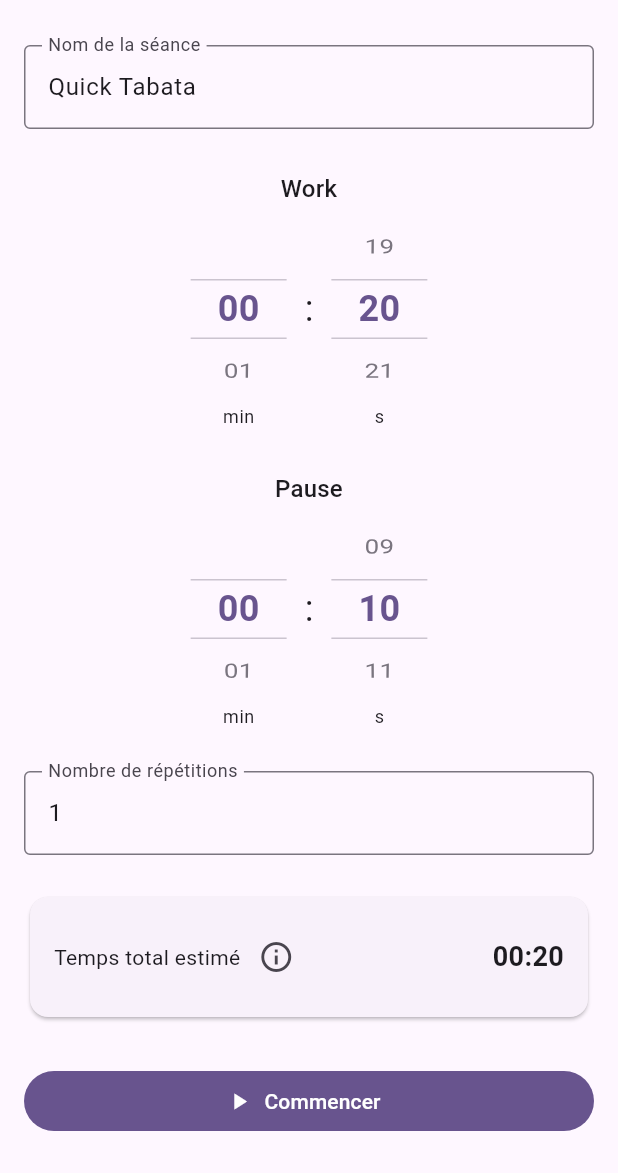
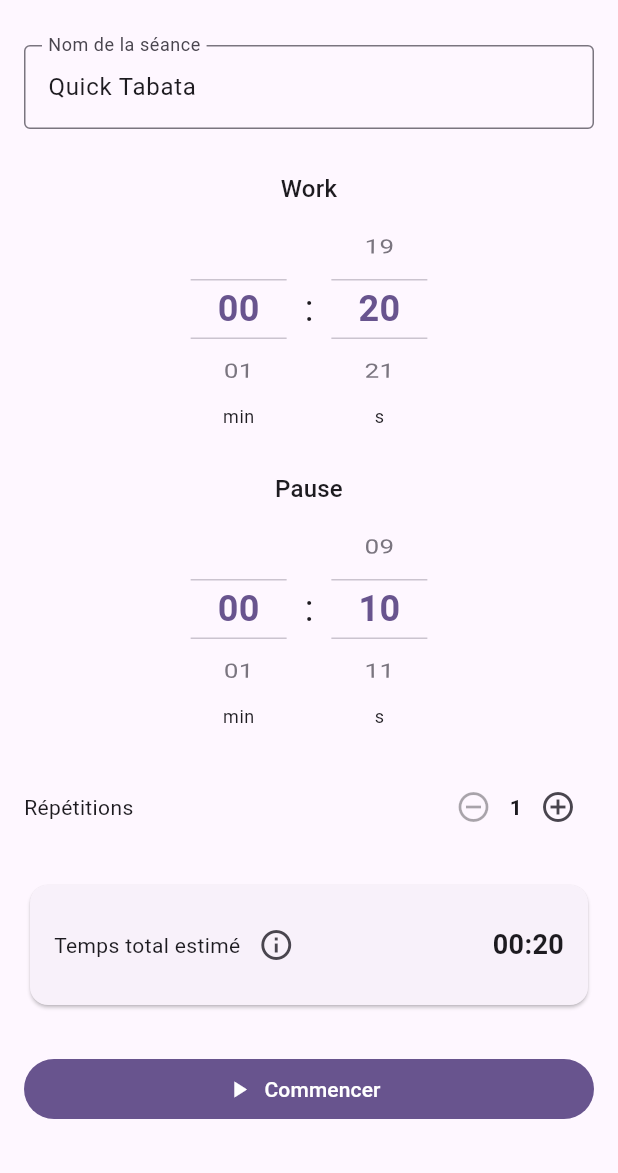
Before and after one commit to YannickLevadoux/rep_timer, a Flutter app: the screen it shows after launch, item 2 of the bottom bar chosen, on a phone screen of 412 x 824 dp, the part 63-1236 px from its top. Run offline on Flutter 3.47's test engine with Material 3 defaults, Android fonts, the phone set to English and light mode, and no system bars; our stand-ins replace audioplayers, file_picker, package_info_plus, share_plus, shared_preferences, vibration and 1 more; missing offline and left inert: flutter_foreground_task.

Commit message:
feature #70 : harmonisation du round selector pour quick tabata

```diff
--- a/lib/screens/quick_tabata_screen.dart
+++ b/lib/screens/quick_tabata_screen.dart
@@ -5,9 +5,8 @@ import '../models/session_step.dart';
 import '../models/training.dart';
 import '../models/training_item.dart';
 import '../services/session_controller.dart';
-import '../utils/formatters.dart';
-import '../widgets/contextual_help_button.dart';
-import '../widgets/duration_minutes_seconds_picker.dart';
+import '../widgets/quick_tabata_sections.dart';
+import '../widgets/rounds_editor.dart';
 import 'training_session.dart';
 
 /// Écran de préparation d'une séance "Quick Tabata" : permet de lancer
@@ -27,36 +26,20 @@ class _QuickTabataScreenState extends State<QuickTabataScreen> {
   final TextEditingController _nameController = TextEditingController(
     text: _defaultName,
   );
-  final TextEditingController _repsController = TextEditingController(
-    text: "1",
-  );
 
   Duration _workDuration = const Duration(seconds: 20);
   Duration _pauseDuration = const Duration(seconds: 10);
-
-  @override
-  void initState() {
-    super.initState();
-    // Le temps total affiché dépend du nombre de répétitions saisi : il
-    // faut se reconstruire à chaque frappe pour le tenir à jour en temps
-    // réel (le nom n'a pas besoin d'un listener, il n'influence aucun
-    // calcul affiché).
-    _repsController.addListener(_onRepsChanged);
-  }
-
-  void _onRepsChanged() => setState(() {});
+  int _repetitions = 1;
 
   @override
   void dispose() {
-    _repsController.removeListener(_onRepsChanged);
     _nameController.dispose();
-    _repsController.dispose();
     super.dispose();
   }
 
-  int get _repetitions {
-    final parsed = int.tryParse(_repsController.text);
-    return (parsed == null || parsed < 1) ? 1 : parsed;
+  void _setRepetitions(int repetitions) {
+    if (repetitions < 1) return;
+    setState(() => _repetitions = repetitions);
   }
 
   String get _trainingName => _nameController.text.trim().isEmpty
@@ -140,87 +123,28 @@ class _QuickTabataScreenState extends State<QuickTabataScreen> {
 
             const SizedBox(height: 28),
 
-            Text(
-              "Work",
-              textAlign: TextAlign.center,
-              style: Theme.of(context).textTheme.titleMedium,
-            ),
-            const SizedBox(height: 8),
-            Center(
-              child: DurationMinutesSecondsPicker(
-                value: _workDuration,
-                onChanged: (d) => setState(() => _workDuration = d),
-              ),
+            QuickTabataDurationSection(
+              title: "Work",
+              value: _workDuration,
+              onChanged: (duration) => setState(() => _workDuration = duration),
             ),
 
             const SizedBox(height: 28),
 
-            Text(
-              "Pause",
-              textAlign: TextAlign.center,
-              style: Theme.of(context).textTheme.titleMedium,
-            ),
-            const SizedBox(height: 8),
-            Center(
-              child: DurationMinutesSecondsPicker(
-                value: _pauseDuration,
-                onChanged: (d) => setState(() => _pauseDuration = d),
-              ),
+            QuickTabataDurationSection(
+              title: "Pause",
+              value: _pauseDuration,
+              onChanged: (duration) =>
+                  setState(() => _pauseDuration = duration),
             ),
 
             const SizedBox(height: 28),
 
-            TextField(
-              controller: _repsController,
-              keyboardType: TextInputType.number,
-              decoration: const InputDecoration(
-                border: OutlineInputBorder(),
-                labelText: "Nombre de répétitions",
-              ),
-            ),
+            RoundsEditor(rounds: _repetitions, onChanged: _setRepetitions),
 
             const SizedBox(height: 24),
 
-            Card(
-              child: Padding(
-                padding: const EdgeInsets.all(16),
-                child: Wrap(
-                  alignment: WrapAlignment.spaceBetween,
-                  crossAxisAlignment: WrapCrossAlignment.center,
-                  spacing: 12,
-                  runSpacing: 8,
-                  children: [
-                    const Wrap(
-                      crossAxisAlignment: WrapCrossAlignment.center,
-                      children: [
-                        Text("Temps total estimé"),
-                        ContextualHelpButton(
-                          title: "À propos de l'estimation",
-                          tooltip: "Informations sur la durée estimée",
-                          content: Text(
-                            "Cette estimation correspond à la durée "
-                            "programmée de la séance. Les pauses "
-                            "intermédiaires sont comptabilisées, mais la "
-                            "dernière pause de la séance n'est pas exécutée. "
-                            "Les pauses manuelles et la navigation pendant "
-                            "la séance ne sont pas incluses.",
-                          ),
-                        ),
-                      ],
-                    ),
-                    Text(
-                      estimatedDuration == null
-                          ? "Non estimable"
-                          : formatDuration(estimatedDuration),
-                      style: const TextStyle(
-                        fontWeight: FontWeight.bold,
-                        fontSize: 18,
-                      ),
-                    ),
-                  ],
-                ),
-              ),
-            ),
+            QuickTabataEstimatedDurationCard(duration: estimatedDuration),
 
             const SizedBox(height: 28),
 
--- /dev/null
+++ b/lib/widgets/quick_tabata_sections.dart
@@ -0,0 +1,79 @@
+import 'package:flutter/material.dart';
+
+import '../utils/formatters.dart';
+import 'contextual_help_button.dart';
+import 'duration_minutes_seconds_picker.dart';
+
+/// Section visuelle associant un titre au sélecteur de durée Quick Tabata.
+class QuickTabataDurationSection extends StatelessWidget {
+  final String title;
+  final Duration value;
+  final ValueChanged<Duration> onChanged;
+
+  const QuickTabataDurationSection({
+    super.key,
+    required this.title,
+    required this.value,
+    required this.onChanged,
+  });
+
+  @override
+  Widget build(BuildContext context) {
+    return Column(
+      children: [
+        Text(
+          title,
+          textAlign: TextAlign.center,
+          style: Theme.of(context).textTheme.titleMedium,
+        ),
+        const SizedBox(height: 8),
+        DurationMinutesSecondsPicker(value: value, onChanged: onChanged),
+      ],
+    );
+  }
+}
+
+/// Résumé visuel de la durée estimée et de son aide contextuelle.
+class QuickTabataEstimatedDurationCard extends StatelessWidget {
+  final Duration? duration;
+
+  const QuickTabataEstimatedDurationCard({super.key, required this.duration});
+
+  @override
+  Widget build(BuildContext context) {
+    return Card(
+      child: Padding(
+        padding: const EdgeInsets.all(16),
+        child: Wrap(
+          alignment: WrapAlignment.spaceBetween,
+          crossAxisAlignment: WrapCrossAlignment.center,
+          spacing: 12,
+          runSpacing: 8,
+          children: [
+            const Wrap(
+              crossAxisAlignment: WrapCrossAlignment.center,
+              children: [
+                Text("Temps total estimé"),
+                ContextualHelpButton(
+                  title: "À propos de l'estimation",
+                  tooltip: "Informations sur la durée estimée",
+                  content: Text(
+                    "Cette estimation correspond à la durée programmée de "
+                    "la séance. Les pauses intermédiaires sont "
+                    "comptabilisées, mais la dernière pause de la séance "
+                    "n'est pas exécutée. Les pauses manuelles et la "
+                    "navigation pendant la séance ne sont pas incluses.",
+                  ),
+                ),
+              ],
+            ),
+            Text(
+              duration == null ? "Non estimable" : formatDuration(duration!),
+              style: const TextStyle(fontWeight: FontWeight.bold, fontSize: 18),
+            ),
+          ],
+        ),
+      ),
+    );
+  }
+}
--- a/lib/widgets/rounds_editor.dart
+++ b/lib/widgets/rounds_editor.dart
@@ -15,22 +15,32 @@ class RoundsEditor extends StatelessWidget {
 
   @override
   Widget build(BuildContext context) {
-    return Row(
+    return Wrap(
+      alignment: WrapAlignment.spaceBetween,
+      crossAxisAlignment: WrapCrossAlignment.center,
+      spacing: 12,
       children: [
         const Text("Répétitions"),
-        const Spacer(),
+        Row(
+          mainAxisSize: MainAxisSize.min,
+          children: [
             IconButton(
               icon: const Icon(Icons.remove_circle_outline),
               tooltip: "Moins de répétitions",
               onPressed: rounds > 1 ? () => onChanged(rounds - 1) : null,
             ),
-        Text('$rounds', style: const TextStyle(fontWeight: FontWeight.bold)),
+            Text(
+              '$rounds',
+              style: const TextStyle(fontWeight: FontWeight.bold),
+            ),
             IconButton(
               icon: const Icon(Icons.add_circle_outline),
               tooltip: "Plus de répétitions",
               onPressed: () => onChanged(rounds + 1),
             ),
           ],
+        ),
+      ],
     );
   }
 }
```
Also changed, not shown: 2 other files. Lines whose indentation alone changed are shown as unchanged.
